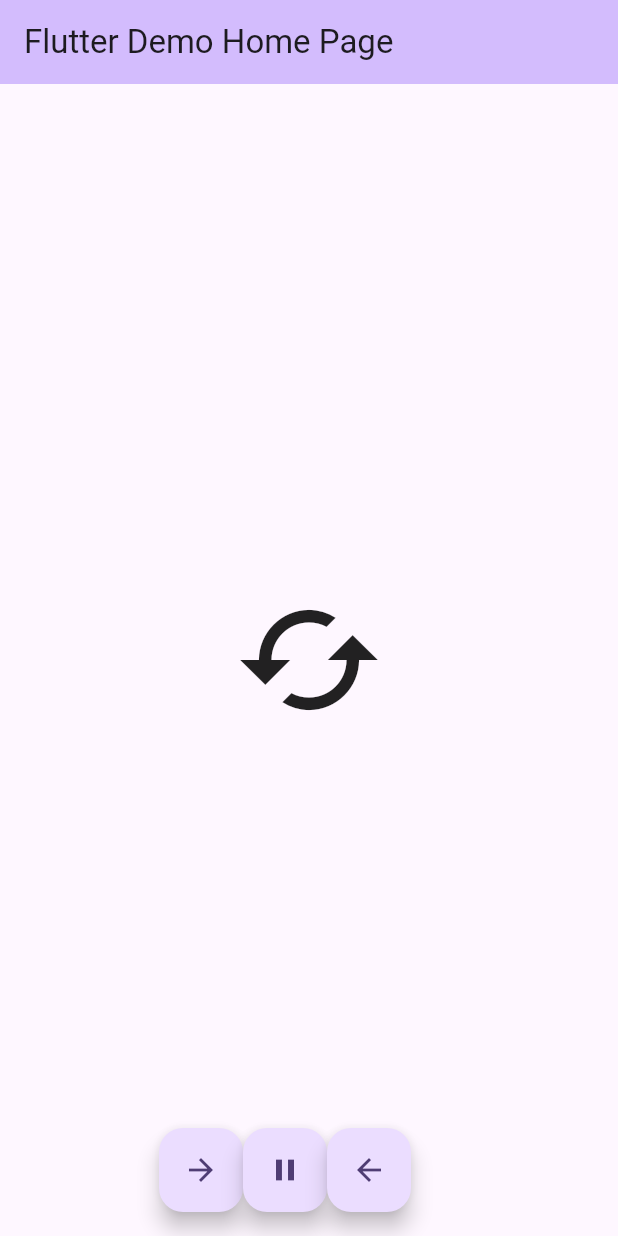
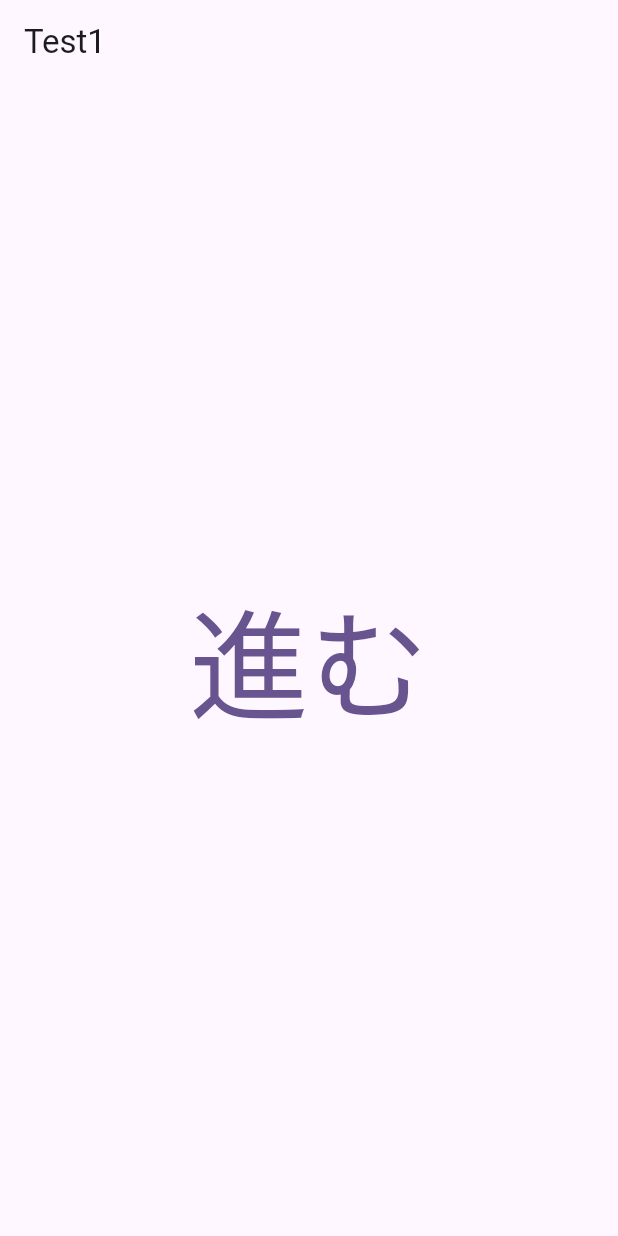
Before and after one commit to yuma-ito-bd/flutter-helloworld, a Flutter app: the screen it shows after launch, on a phone screen of 412 x 824 dp. Run offline on Flutter 3.47's test engine with Material 3 defaults, Android fonts, the phone set to English and light mode, and no system bars.

```diff
--- a/counter_app/lib/main.dart
+++ b/counter_app/lib/main.dart
@@ -1,5 +1,5 @@
-import 'dart:math';
 import 'package:flutter/material.dart';
+import 'test_page1.dart';
 
 void main() {
   runApp(const MyApp());
@@ -55,94 +55,9 @@ class MyHomePage extends StatefulWidget {
   State<MyHomePage> createState() => _MyHomePageState();
 }
 
-class _MyHomePageState extends State<MyHomePage> with TickerProviderStateMixin {
-  late AnimationController _animationController;
-  late Animation _animation;
-
-  // 再生
-  _forward() async {
-    setState(() {
-      _animationController.forward();
-    });
-  }
-
-  // 停止
-  _stop() async {
-    setState(() {
-      _animationController.stop();
-    });
-  }
-
-  // 逆再生
-  _reverse() async {
-    setState(() {
-      _animationController.reverse();
-    });
-  }
-
-  // 生成
-  @override
-  void initState() {
-    super.initState();
-    _animationController =
-        AnimationController(vsync: this, duration: const Duration(seconds: 1));
-    _animation = _animationController.drive(Tween(begin: 0.0, end: -2.0 * pi));
-  }
-
-  // 破棄
-  @override
-  void dispose() {
-    setState(() {
-      _animationController.dispose();
-      super.dispose();
-    });
-  }
-
+class _MyHomePageState extends State<MyHomePage> {
   @override
   Widget build(BuildContext context) {
-    // This method is rerun every time setState is called, for instance as done
-    // by the _incrementCounter method above.
-    //
-    // The Flutter framework has been optimized to make rerunning build methods
-    // fast, so that you can just rebuild anything that needs updating rather
-    // than having to individually change instances of widgets.
-    return Scaffold(
-      appBar: AppBar(
-        // TRY THIS: Try changing the color here to a specific color (to
-        // Colors.amber, perhaps?) and trigger a hot reload to see the AppBar
-        // change color while the other colors stay the same.
-        backgroundColor: Theme.of(context).colorScheme.inversePrimary,
-        // Here we take the value from the MyHomePage object that was created by
-        // the App.build method, and use it to set our appbar title.
-        title: Text(widget.title),
-      ),
-      body: Center(
-          child: AnimatedBuilder(
-             animation: _animation,
-        builder: (context, _) {
-          return Transform.rotate(
-              angle: _animation.value,
-              child: const Icon(Icons.cached, size: 100));
-        },
-      )),
-      // 再生、停止、逆再生ボタン
-      floatingActionButton: Row(
-        mainAxisAlignment: MainAxisAlignment.center,
-        children: [
-          FloatingActionButton(
-            onPressed: _forward,
-            child: const Icon(Icons.arrow_forward),
-          ),
-          FloatingActionButton(
-            onPressed: _stop,
-            child: const Icon(Icons.pause),
-          ),
-          FloatingActionButton(
-            onPressed: _reverse,
-            child: const Icon(Icons.arrow_back),
-          )
-        ],
-      ),
-    );
+    return Scaffold(body: TestPage1());
   }
 }
--- /dev/null
+++ b/counter_app/lib/test_page1.dart
@@ -0,0 +1,24 @@
+import 'package:flutter/material.dart';
+import 'test_page2.dart';
+
+class TestPage1 extends StatelessWidget {
+  @override
+  Widget build(BuildContext context) {
+    return Scaffold(
+      appBar: AppBar(
+        title: const Text('Test1'),
+      ),
+      body: Center(
+        child: TextButton(
+            onPressed: () => {
+                  Navigator.of(context).push(MaterialPageRoute(
+                    builder: (context) {
+                      return TestPage2();
+                    },
+                  ))
+                },
+            child: const Text("進む", style: TextStyle(fontSize: 80))),
+      ),
+    );
+  }
+}
```
Also changed, not shown: counter_app/lib/test_page2.dart (added, +33 -0 lines), counter_app/lib/test_page3.dart (added, +15 -0 lines).
